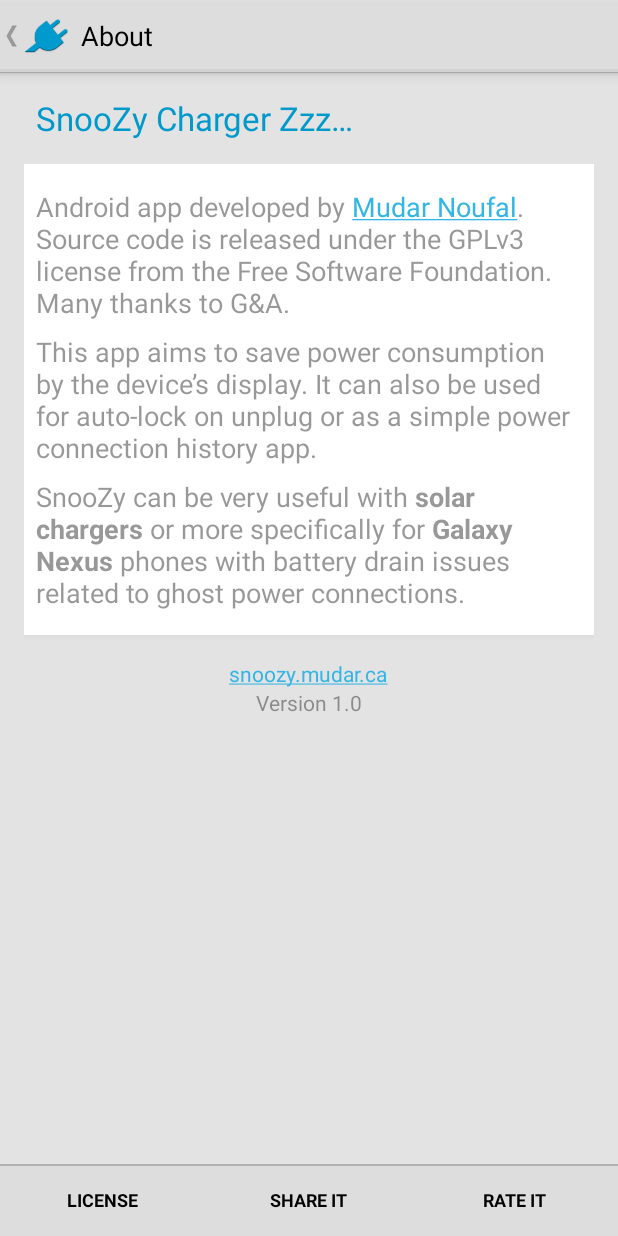
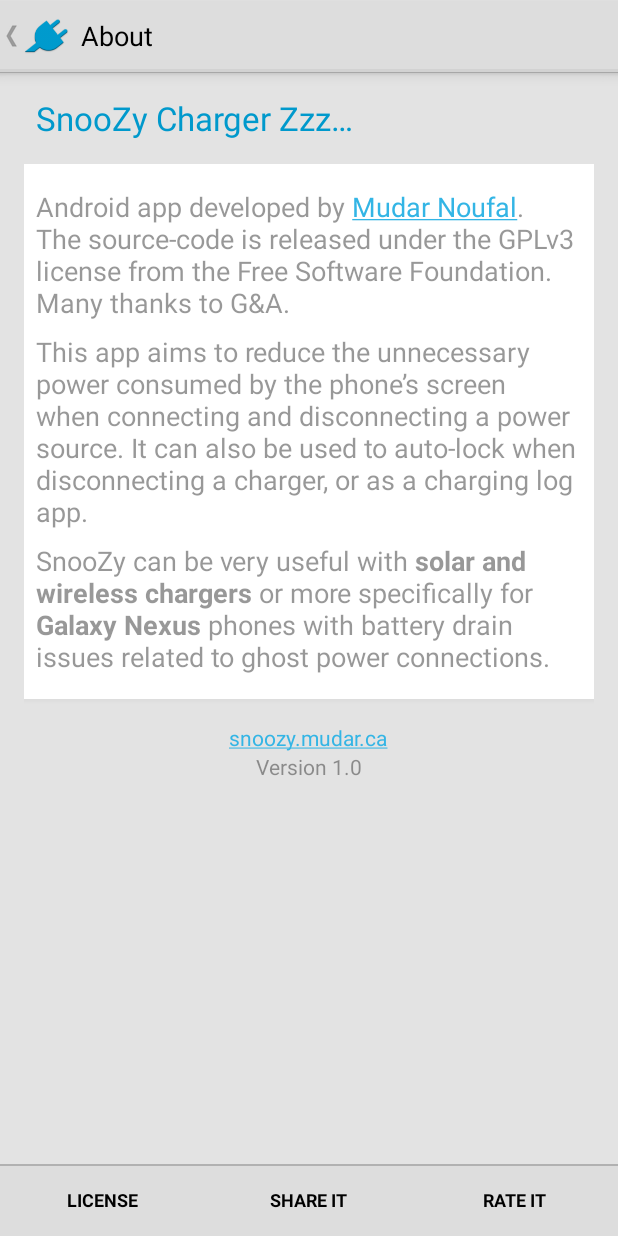
Before and after one commit to mudar/SnooZy, an Android app: the screen it shows after launch (AboutActivity), in the options menu, after a tap on "About", on a phone screen of 412 x 824 dp. Run offline under Robolectric (Android 15) with nearby library versions, the phone set to English and light mode, and no system bars; 1 statement that could not run was skipped.

Commit message:
Update strings.xml
Consistent language, self-explained setting strings, and other string improvements.

```diff
--- a/AndroidStudio/SnooZyProject/SnooZy/src/main/res/values/strings.xml
+++ b/AndroidStudio/SnooZyProject/SnooZy/src/main/res/values/strings.xml
@@ -5,6 +5,7 @@
     or disconnection, to save battery consumption by the phone's display.
 
     Copyright (C) 2013 Mudar Noufal <mn@mudar.ca>
+    Copyright (C) 2014 Daniel Aleksandersen <code@daniel.priv.no>
 
     This file is part of SnooZy Charger.
 
@@ -37,23 +38,23 @@
     <string name="action_rate">Rate it</string>
 
     <!--System-->
-    <string name="admin_device_extra_desc_text">The app needs to be authorized as a Device administrator, to be able to lock the device…</string>
+    <string name="admin_device_extra_desc_text">The app needs to be authorized as a Device administrator to control screen locking and power state.</string>
     <string name="admin_device_app_desc">Allow SnooZy Charger to lock the screen. Zzz…</string>
     <string name="share_intent_title">Discover SnooZy Charger on the Google Play Store</string>
 
     <!--Settings/Preferences-->
     <string name="prefs_breadcrumb">Settings</string>
-    <string name="prefs_category_advanced">Turn off display</string>
+    <string name="prefs_category_advanced">Turn the screen off</string>
     <string name="prefs_category_device_admin">Device Administration</string>
 
     <string name="prefs_is_enabled">Enable app</string>
     <string name="prefs_has_notifications_title">Notifications</string>
     <string name="prefs_has_sound_title">Play sound</string>
     <string name="prefs_has_vibration_title">Vibrate</string>
-    <string name="prefs_on_screen_lock_title">Locked screen only</string>
+    <string name="prefs_on_screen_lock_title">Only when already locked</string>
     <!--<string name="prefs_on_screen_lock_summary_on">Screen will not be turned off while you’re using the device.</string>-->
     <!--<string name="prefs_on_screen_lock_summary_off">Ignores screen lock status.</string>-->
-    <string name="prefs_on_power_loss_title">Power loss only</string>
+    <string name="prefs_on_power_loss_title">Only when disconnecting charger</string>
     <!--<string name="prefs_on_power_loss_summary_on">Screen will not be turned off on power connection.</string>-->
     <!--<string name="prefs_on_power_loss_summary_off">Ignores power connection status.</string>-->
 
@@ -64,13 +65,13 @@
     <string name="prefs_delay_slow">5 seconds</string>
 
     <string name="prefs_device_admin_title">Device administrators</string>
-    <string name="prefs_device_admin_summary_enabled">View or deactivate device administrators. Helpful if you want to uninstall SnooZy</string>
-    <string name="prefs_device_admin_summary_disabled">SnooZy is currently not a device administrator: Screen cannot be locked</string>
+    <string name="prefs_device_admin_summary_enabled">Manage device administrators. Useful if you intend to uninstall SnooZy.</string>
+    <string name="prefs_device_admin_summary_disabled">SnooZy is currently not a device administrator: The ccreen cannot be locked.</string>
 
     <!--Notifications-->
-    <string name="notify_content_title">Power connection</string>
+    <string name="notify_content_title">Charger connection</string>
     <string name="notify_content_text_single_on">External power was connected.</string>
-    <string name="notify_content_text_single_off">External power was removed.</string>
+    <string name="notify_content_text_single_off">External power was disconnected.</string>
     <string name="notify_content_text_multi">Power was connected/disconnected.</string>
     <!--<string name="notify_big_content_title">Power connection details:</string>-->
 
@@ -86,13 +87,13 @@
 
 
     <!--History Header -->
-    <string name="history_header">Power connection history</string>
+    <string name="history_header">Charger connection history</string>
     <string name="history_header_timestamp">Time</string>
-    <string name="history_header_power_connection">Power</string>
+    <string name="history_header_power_connection">Charging</string>
     <string name="history_header_battery_level">Battery</string>
 
     <!--History Footer -->
-    <string name="history_footer_about">SnooZy runs in the background. On power connection and disconnection, the app turns off the screen to save power consumption by the devices’s display.</string>
+    <string name="history_footer_about">SnooZy runs in the background. On charger connection and disconnection, the app turns or keeps the screen off to save power.</string>
 
     <!--History ListFragmentItem -->
     <string name="history_item_power_connected">On</string>
@@ -104,8 +105,8 @@
     <string name="about_title">SnooZy Charger Zzz…</string>
     <string name="about_project_version">Version %s</string>
     <string name="about_footer_website"><a href="http://snoozy.mudar.ca/">snoozy.mudar.ca</a></string>
-    <string name="about_text_credits">Android app developed by <a href="http://www.mudar.ca/">Mudar Noufal</a>. Source code is released under the GPLv3 license from the Free Software Foundation. Many thanks to G&amp;A.</string>
-    <string name="about_text_usage">This app aims to save power consumption by the device’s display. It can also be used for auto-lock on unplug or as a simple power connection history app.</string>
-    <string name="about_text_usage_extra"><![CDATA[SnooZy can be very useful with <b>solar chargers</b> or more specifically for <b>Galaxy Nexus</b> phones with battery drain issues related to ghost power connections.]]></string>
+    <string name="about_text_credits">Android app developed by <a href="http://www.mudar.ca/">Mudar Noufal</a>. The source-code is released under the GPLv3 license from the Free Software Foundation. Many thanks to G&amp;A.</string>
+    <string name="about_text_usage">This app aims to reduce the unnecessary power consumed by the phone’s screen when connecting and disconnecting a power source. It can also be used to auto-lock when disconnecting a charger, or as a charging log app.</string>
+    <string name="about_text_usage_extra"><![CDATA[SnooZy can be very useful with <b>solar and wireless chargers</b> or more specifically for <b>Galaxy Nexus</b> phones with battery drain issues related to ghost power connections.]]></string>
 
 </resources>
```
